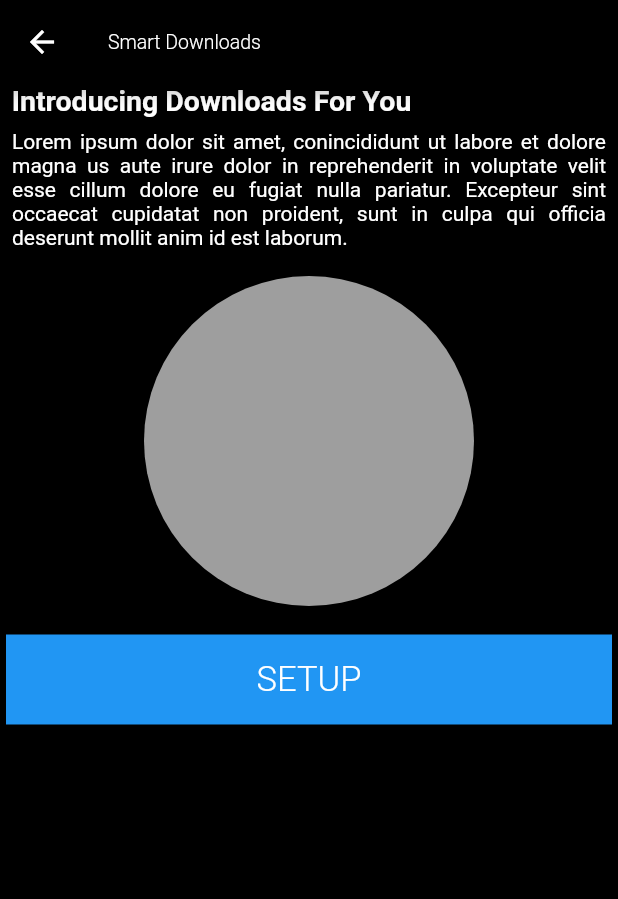
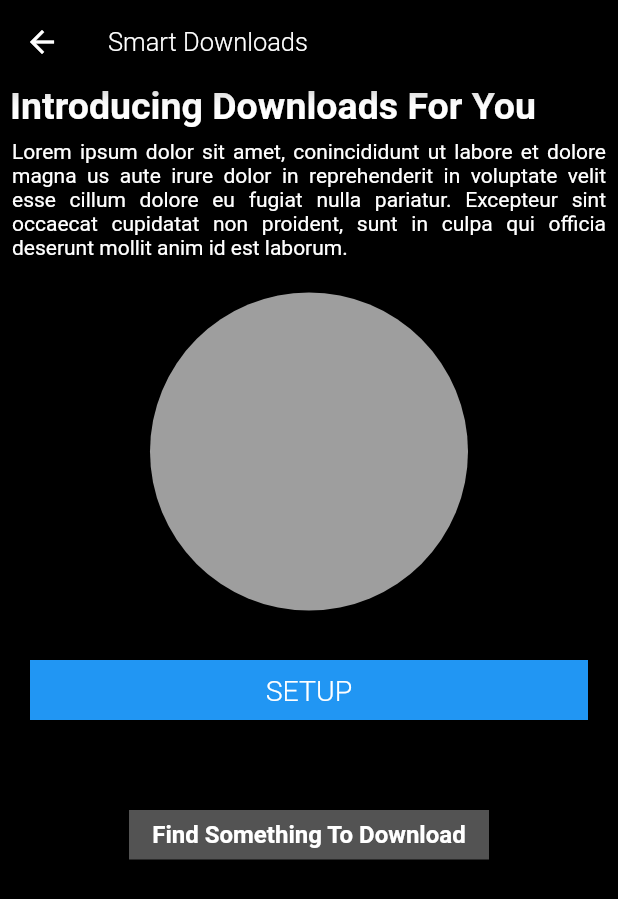
Before and after one commit to NibinBiju/Netflix_clone, a Flutter app: the DownloadPage screen opened directly, on a phone screen of 412 x 824 dp. Shown: the top 899 px of the screen. Run offline on Flutter 3.47's test engine with Material 2 defaults, Android fonts, the phone set to English and light mode, and no system bars; our stand-ins replace carousel_slider, youtube_player_flutter.

Commit message:
created a flutter project

```diff
--- a/lib/view/download_page/downlaod_page.dart
+++ b/lib/view/download_page/downlaod_page.dart
@@ -14,18 +14,18 @@ class DownloadPage extends StatelessWidget {
           'Smart Downloads',
           style: TextStyle(
             fontWeight: FontWeight.w300,
-            fontSize: 13,
+            fontSize: 17,
           ),
         ),
       ),
       body: Column(
         children: [
           const Padding(
-            padding: EdgeInsets.only(right: 130),
+            padding: EdgeInsets.only(right: 50, left: 2),
             child: Text(
               'Introducing Downloads For You',
               style: TextStyle(
-                fontSize: 19,
+                fontSize: 25,
                 fontWeight: FontWeight.w700,
                 color: Colors.white,
               ),
@@ -42,29 +42,47 @@ class DownloadPage extends StatelessWidget {
             ),
           ),
           const SizedBox(
-            height: 10,
+            height: 14,
           ),
           const CircleAvatar(
-            radius: 110,
+            radius: 106,
             backgroundColor: Colors.grey,
           ),
           const SizedBox(
             height: 15,
           ),
           Padding(
-            padding: const EdgeInsets.all(4.0),
+            padding: const EdgeInsets.only(left: 20, right: 20, top: 18),
             child: Container(
               width: MediaQuery.of(context).size.width,
-              height: 60,
+              height: 40,
               color: Colors.blue,
               child: const Center(
                 child: Text(
                   'SETUP',
                   style: TextStyle(
                     color: Colors.white,
-                    fontSize: 23,
+                    fontSize: 19,
                     fontWeight: FontWeight.w300,
                   ),
+                ),
+              ),
+            ),
+          ),
+          SizedBox(
+            height: 60,
+          ),
+          Container(
+            height: 33,
+            width: 240,
+            color: const Color.fromARGB(255, 83, 83, 83),
+            child: Center(
+              child: Text(
+                'Find Something To Download',
+                style: TextStyle(
+                  color: Colors.white,
+                  fontSize: 16,
+                  fontWeight: FontWeight.w700,
                 ),
               ),
             ),
--- a/lib/view/home/continue_watching.dart
+++ b/lib/view/home/continue_watching.dart
@@ -28,7 +28,7 @@ class ContinueWatchingTile extends StatelessWidget {
           SizedBox(
             height: 160,
             child: ListView.builder(
-              itemCount: 20,
+              itemCount: MoiveImageConst.continueWatch.length,
               scrollDirection: Axis.horizontal,
               itemBuilder: (context, index) => Container(
                 decoration:
@@ -39,7 +39,7 @@ class ContinueWatchingTile extends StatelessWidget {
                   alignment: Alignment.bottomCenter,
                   children: [
                     Image.asset(
-                      MoiveImageConst.movie,
+                      MoiveImageConst.continueWatch[index],
                       fit: BoxFit.fill,
                     ),
                     Padding(
--- a/lib/view/home/preview.dart
+++ b/lib/view/home/preview.dart
@@ -19,7 +19,7 @@ class Previews extends StatelessWidget {
         SizedBox(
           height: 110,
           child: ListView.builder(
-            itemCount: 10,
+            itemCount: PreviewImage.image1.length,
             scrollDirection: Axis.horizontal,
             itemBuilder: (context, index) => Padding(
               padding: const EdgeInsets.all(4.0),
@@ -27,7 +27,7 @@ class Previews extends StatelessWidget {
                 backgroundColor: Colors.black,
                 radius: 52,
                 child: Image.asset(
-                  PreviewImage.image1,
+                  PreviewImage.image1[index],
                   fit: BoxFit.fill,
                 ),
               ),
--- a/lib/view/home/tapbar.dart
+++ b/lib/view/home/tapbar.dart
@@ -14,6 +14,7 @@ class TapBarNetflix extends StatelessWidget {
       child: SizedBox(
         height: 60,
         child: ListView(
+          physics: NeverScrollableScrollPhysics(),
           scrollDirection: Axis.horizontal,
           children: [
             Row(
```
Also changed, not shown: lib/utils/image_constants.dart (+16 -4 lines), lib/view/coming_soon/video_tile.dart (+12 -1 lines), lib/view/home/home.dart (+7 -3 lines), assets/images/Rectangle 11 (1).png (added), assets/images/Rectangle 11 (2).png (added), assets/images/Rectangle 13 (1).png (added).
